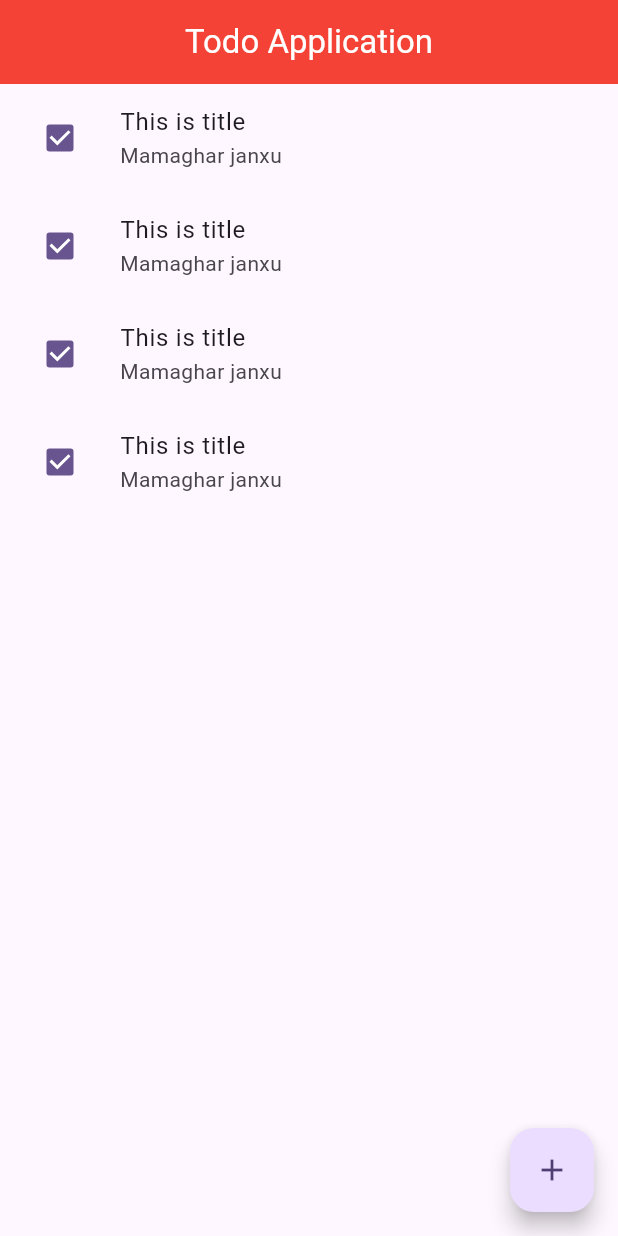
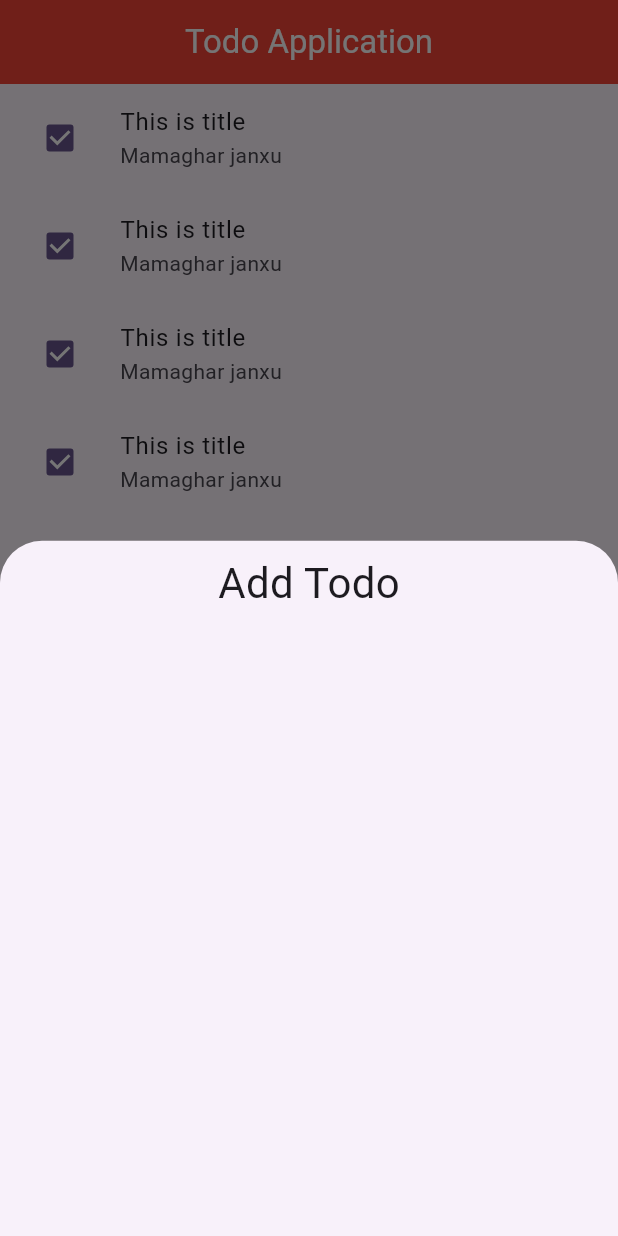
Before and after one commit to nabinn10/Todo-Application, a Flutter app: the screen it shows after launch, after a tap on the "add" icon, on a phone screen of 412 x 824 dp. Run offline on Flutter 3.47's test engine with Material 3 defaults, Android fonts, the phone set to English and light mode, and no system bars.

Commit message:
Bottom model sheet

```diff
--- a/lib/homepage.dart
+++ b/lib/homepage.dart
@@ -62,7 +62,25 @@ class _TodoApplicationState extends State<TodoApplication> {
           );
         },
       ),
-      floatingActionButton: FloatingActionButton(onPressed: () {},child: Icon(Icons.add),),
+      floatingActionButton: FloatingActionButton(onPressed: () {
+        showModalBottomSheet(context: context, builder: (context)
+
+        {
+          return SizedBox(
+            width: double.infinity,
+            child: Padding(
+              padding: const EdgeInsets.all(8.0),
+              child: Form(child: Column(
+                children: [
+                  Text("Add Todo",style: TextStyle(fontSize: 28),),
+                  // add form field for
+                ],
+              )),
+            ),
+          );
+        }
+        );
+      },child: Icon(Icons.add),),
     );
   }
 }
```
